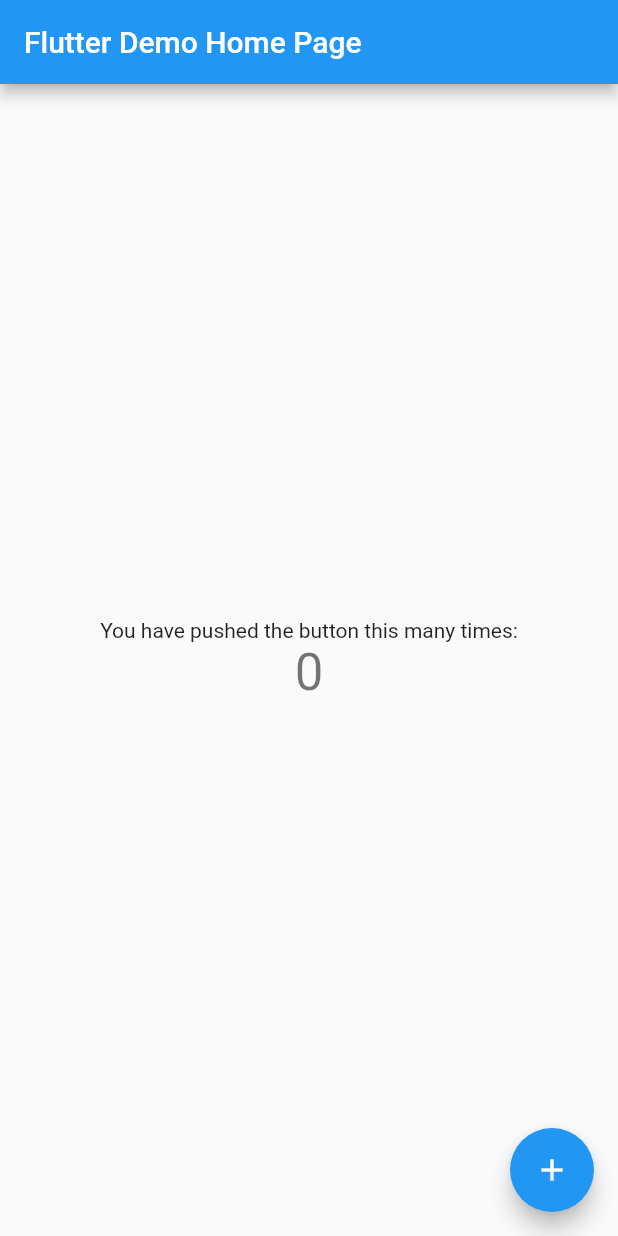
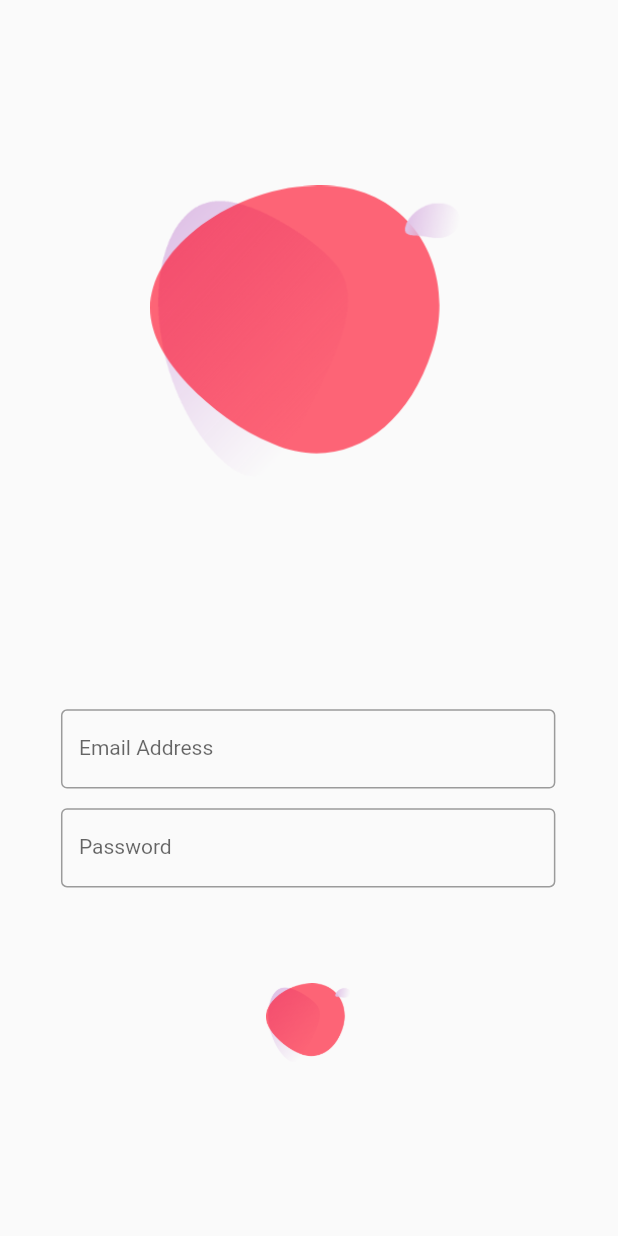
Before and after one commit to Kareem21227gg/note-app-api-mobile, a Flutter app: the screen it shows after launch, on a phone screen of 412 x 824 dp. Run offline on Flutter 3.47's test engine with Material 2 defaults, Android fonts, the phone set to English and light mode, and no system bars; our stand-ins replace bloc, dartz, equatable, flutter_svg, shared_preferences; missing offline and left inert: dart:ffi.

Commit message:
work on log screen

```diff
--- /dev/null
+++ b/mobile/note_app/lib/core/sizeHelper.dart
@@ -0,0 +1,28 @@
+import 'package:flutter/material.dart';
+
+const double XD_SCREEN_HEIGHT = 812;
+const double XD_SCREEN_WIDTH = 375;
+
+class SizeHelper {
+  late double height;
+  late double width;
+  SizeHelper(BuildContext context) {
+    height = MediaQuery.of(context).size.height;
+    width = MediaQuery.of(context).size.width;
+  }
+  double getWidth(double width) {
+    return width * this.width / XD_SCREEN_WIDTH;
+  }
+
+  double getHeight(double height) {
+    return height * this.height / XD_SCREEN_HEIGHT;
+  }
+
+  double getRight(double right) {
+    return right * this.width / XD_SCREEN_WIDTH;
+  }
+
+  double getTop(double top) {
+    return top * this.height / XD_SCREEN_HEIGHT;
+  }
+}
--- /dev/null
+++ b/mobile/note_app/lib/features/authentication/presentation/page/singPage.dart
@@ -0,0 +1,63 @@
+import 'package:flutter/material.dart';
+import 'package:flutter_svg/flutter_svg.dart';
+
+import 'package:note_app/core/sizeHelper.dart';
+import 'package:note_app/features/authentication/presentation/widget/customTextField.dart';
+
+class SingPage extends StatefulWidget {
+  SingPage({Key? key}) : super(key: key);
+
+  @override
+  _SingPageState createState() => _SingPageState();
+}
+
+class _SingPageState extends State<SingPage> {
+  @override
+  Widget build(BuildContext context) {
+    SizeHelper sh = SizeHelper(context);
+    return Scaffold(
+      body: Center(
+        child: Stack(
+          children: [
+            Positioned(
+              right: sh.getRight(87.93),
+              top: sh.getTop(121.83),
+              child: Image.asset(
+                "assets/sing_icon.png",
+                width: sh.getWidth(203.92),
+                height: sh.getHeight(191.5),
+              ),
+            ),
+            Positioned(
+              right: sh.getRight(38),
+              top: sh.getTop(646),
+              child: Image.asset(
+                "assets/sing_icon.png",
+                width: sh.getWidth(300),
+                height: sh.getHeight(52),
+              ),
+            ),
+            CustomTextField(
+              errorText: null,
+              hintText: "Email Address",
+              onChanged: (str) {},
+              top: sh.getTop(466),
+              right: sh.getRight(38),
+              height: sh.getHeight(52),
+              width: sh.getWidth(300),
+            ),
+            CustomTextField(
+              errorText: null,
+              hintText: "Password",
+              onChanged: (str) {},
+              top: sh.getTop(531),
+              right: sh.getRight(38),
+              height: sh.getHeight(52),
+              width: sh.getWidth(300),
+            ),
+          ],
+        ),
+      ),
+    );
+  }
+}
--- /dev/null
+++ b/mobile/note_app/lib/features/authentication/presentation/widget/customTextField.dart
@@ -0,0 +1,42 @@
+import 'package:flutter/material.dart';
+import 'package:note_app/core/sizeHelper.dart';
+
+// ignore: must_be_immutable
+class CustomTextField extends StatelessWidget {
+  Function(String) onChanged;
+  String hintText;
+  String? errorText;
+  double height;
+  double width;
+  double top;
+  double right;
+  CustomTextField({
+    Key? key,
+    required this.onChanged,
+    required this.hintText,
+    required this.errorText,
+    required this.height,
+    required this.width,
+    required this.top,
+    required this.right,
+  }) : super(key: key);
+
+  @override
+  Widget build(BuildContext context) {
+    return Positioned(
+      top: top,
+      right: right,
+      height: height,
+      width: width,
+      child: TextField(
+        onChanged: this.onChanged,
+        style: TextStyle(fontSize: 14, fontWeight: FontWeight.normal),
+        decoration: InputDecoration(
+          errorText: this.errorText,
+          border: OutlineInputBorder(),
+          hintText: hintText,
+        ),
+      ),
+    );
+  }
+}
--- a/mobile/note_app/lib/main.dart
+++ b/mobile/note_app/lib/main.dart
@@ -1,5 +1,6 @@
 import 'package:flutter/material.dart';
-import 'package:http/http.dart' as http;
+
+import 'features/authentication/presentation/page/singPage.dart';
 
 void main() {
   runApp(MyApp());
@@ -9,62 +10,10 @@
   @override
   Widget build(BuildContext context) {
     return MaterialApp(
-      title: 'Flutter Demo',
       theme: ThemeData(
         primarySwatch: Colors.blue,
       ),
-      home: MyHomePage(title: 'Flutter Demo Home Page'),
+      home: SingPage(),
     );
   }
 }
-
-class MyHomePage extends StatefulWidget {
-  MyHomePage({Key? key, required this.title}) : super(key: key);
-
-  final String title;
-
-  @override
-  _MyHomePageState createState() => _MyHomePageState();
-}
-
-class _MyHomePageState extends State<MyHomePage> {
-  int _counter = 0;
-
-  void _incrementCounter() {
-    http.get(Uri.https("note-app-note.herokuapp.com", "/api/note"), headers: {
-      "token":
-          "eyJhbGciOiJIUzI1NiIsInR5cCI6IkpXVCJ9.eyJFbWFpbCI6ImhhbmFuaEBhcmUubSIsImV4cCI6MTYzMTI2Mzk1N30.jIjicrhbnssNKJSVodWi-HV58p3r5gfEoFRnX3MslbY"
-    }).then((value) => print(value.body));
-    setState(() {
-      _counter++;
-    });
-  }
-
-  @override
-  Widget build(BuildContext context) {
-    return Scaffold(
-      appBar: AppBar(
-        title: Text(widget.title),
-      ),
-      body: Center(
-        child: Column(
-          mainAxisAlignment: MainAxisAlignment.center,
-          children: <Widget>[
-            Text(
-              'You have pushed the button this many times:',
-            ),
-            Text(
-              '$_counter',
-              style: Theme.of(context).textTheme.headline4,
-            ),
-          ],
-        ),
-      ),
-      floatingActionButton: FloatingActionButton(
-        onPressed: _incrementCounter,
-        tooltip: 'Increment',
-        child: Icon(Icons.add),
-      ),
-    );
-  }
-}
--- a/mobile/note_app/pubspec.yaml
+++ b/mobile/note_app/pubspec.yaml
@@ -33,6 +33,7 @@
   equatable:
   shared_preferences:
   bloc:
+  flutter_svg:
 dev_dependencies:
   flutter_test:
     sdk: flutter
@@ -49,7 +50,8 @@
   uses-material-design: true
 
   # To add assets to your application, add an assets section, like this:
-  # assets:
+  assets:
+    - assets/
   #   - images/a_dot_burr.jpeg
   #   - images/a_dot_ham.jpeg
 
```
Also changed, not shown: mobile/note_app/assets/Path 160.png (added), mobile/note_app/assets/sing_icon.png (added), mobile/note_app/pubspec.lock, 2 other files.
